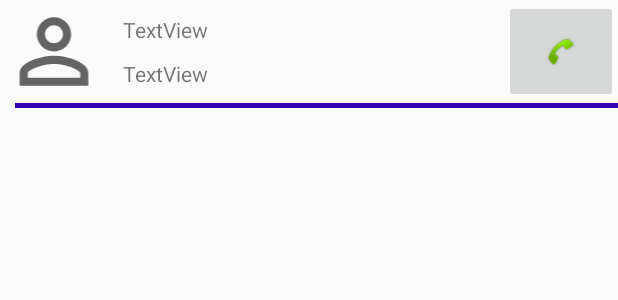
After one commit to VuDn5/LTDD, an Android app: the layout item.xml on its own in the app's theme, with its tools: preview values and no code run, on a phone screen of 412 x 824 dp. The commit adds this screen. Shown: the top 300 px of the screen. Run offline under Robolectric (Android 15) with nearby library versions, the phone set to English and light mode, and no system bars.

Commit message:
them tab danh ba, item (chua chay dc, khong hien thi tab)
them event danh so (chjuaw chay dc)

```diff
--- a/CallApp/app/src/main/AndroidManifest.xml
+++ b/CallApp/app/src/main/AndroidManifest.xml
@@ -12,7 +12,6 @@
         <activity android:name=".MainActivity">
             <intent-filter>
                 <action android:name="android.intent.action.MAIN" />
-
                 <category android:name="android.intent.category.LAUNCHER" />
             </intent-filter>
         </activity>
--- /dev/null
+++ b/CallApp/app/src/main/res/drawable/ic_baseline_person_outline_24.xml
@@ -0,0 +1,10 @@
+<vector xmlns:android="http://schemas.android.com/apk/res/android"
+    android:width="24dp"
+    android:height="24dp"
+    android:viewportWidth="24"
+    android:viewportHeight="24"
+    android:tint="?attr/colorControlNormal">
+  <path
+      android:fillColor="@android:color/white"
+      android:pathData="M12,5.9c1.16,0 2.1,0.94 2.1,2.1s-0.94,2.1 -2.1,2.1S9.9,9.16 9.9,8s0.94,-2.1 2.1,-2.1m0,9c2.97,0 6.1,1.46 6.1,2.1v1.1L5.9,18.1L5.9,17c0,-0.64 3.13,-2.1 6.1,-2.1M12,4C9.79,4 8,5.79 8,8s1.79,4 4,4 4,-1.79 4,-4 -1.79,-4 -4,-4zM12,13c-2.67,0 -8,1.34 -8,4v3h16v-3c0,-2.66 -5.33,-4 -8,-4z"/>
+</vector>
--- /dev/null
+++ b/CallApp/app/src/main/res/layout/item.xml
@@ -0,0 +1,64 @@
+<?xml version="1.0" encoding="utf-8"?>
+<LinearLayout xmlns:android="http://schemas.android.com/apk/res/android"
+    xmlns:app="http://schemas.android.com/apk/res-auto"
+    android:layout_width="match_parent"
+    android:layout_height="wrap_content"
+    android:orientation="vertical">
+
+    <LinearLayout
+        android:layout_width="match_parent"
+        android:layout_height="wrap_content"
+        android:layout_weight="1">
+
+
+        <ImageView
+            android:id="@+id/img"
+            android:layout_width="40dp"
+            android:layout_height="match_parent"
+            android:layout_weight="1"
+            android:src="@drawable/ic_baseline_person_outline_24" />
+
+        <LinearLayout
+            android:layout_width="200dp"
+            android:layout_height="wrap_content"
+            android:layout_weight="2"
+            android:orientation="vertical">
+
+            <TextView
+                android:id="@+id/tvName"
+                android:layout_width="match_parent"
+                android:layout_height="wrap_content"
+                android:layout_marginLeft="10dp"
+                android:layout_marginTop="10dp"
+                android:layout_marginRight="10dp"
+                android:text="TextView" />
+
+            <TextView
+                android:id="@+id/tvPhone"
+                android:layout_width="match_parent"
+                android:layout_height="wrap_content"
+                android:layout_marginLeft="10dp"
+                android:layout_marginTop="10dp"
+                android:layout_marginRight="10dp"
+                android:layout_marginBottom="10dp"
+                android:text="TextView" />
+
+        </LinearLayout>
+
+        <ImageButton
+            android:id="@+id/btnCall"
+            android:layout_width="wrap_content"
+            android:layout_height="match_parent"
+            android:layout_weight="1"
+            app:srcCompat="@android:drawable/stat_sys_phone_call" />
+    </LinearLayout>
+
+    <TextView
+        android:id="@+id/textView3"
+        android:layout_width="match_parent"
+        android:layout_height="3dp"
+        android:layout_marginLeft="10dp"
+        android:background="@color/colorPrimaryDark"
+        android:text="TextView" />
+
+</LinearLayout>
--- a/CallApp/app/src/main/res/values/styles.xml
+++ b/CallApp/app/src/main/res/values/styles.xml
@@ -21,7 +21,7 @@
         <item name="android:layout_weight">1</item>
         <item name="android:paddingTop">12dp</item>
         <item name="android:paddingBottom">12dp</item>
-        <item name="android:clickable">true</item>
+
         <item name="android:gravity">center</item>
         <item name="android:scaleType">centerInside</item>
         <item name="android:background">@color/colorPrimary</item>
```
Also changed, not shown: CallApp/app/src/main/java/com/example/callapp/Adapter/UserAdapter.java (added, +76 -0 lines), CallApp/app/src/main/java/com/example/callapp/Data/User.java (added, +30 -0 lines), CallApp/app/src/main/java/com/example/callapp/MainActivity.java (+128 -0 lines), CallApp/app/src/main/res/layout/activity_main.xml (+19 -18 lines).
